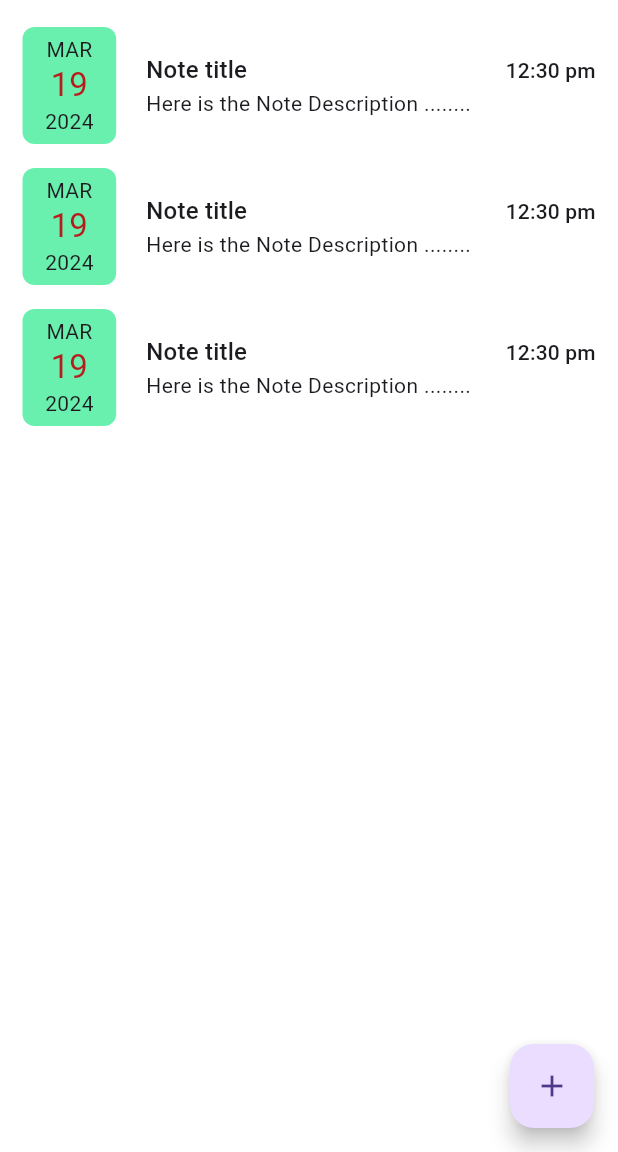
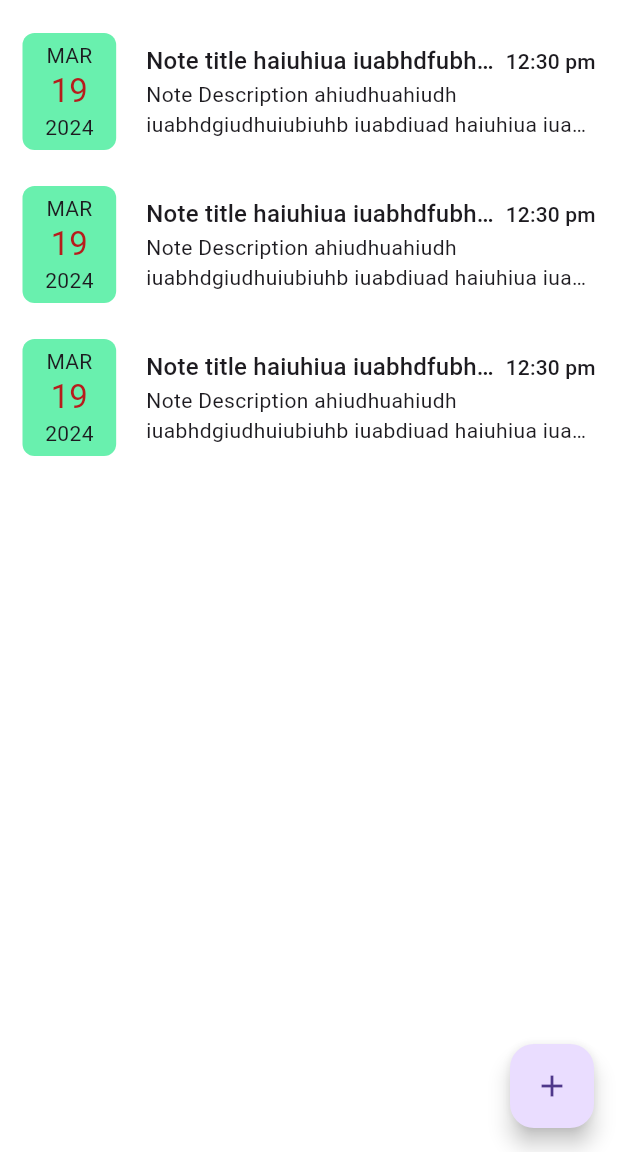
Before and after one commit to mahdi-islam-pranto/Daily-Note-Taker, a Flutter app: the screen it shows after launch, on a phone screen of 412 x 824 dp, the part 84-1236 px from its top. Run offline on Flutter 3.47's test engine with Material 3 defaults, Android fonts, the phone set to English and light mode, and no system bars.

Commit message:
added more ui changes

```diff
--- a/lib/components/note_item.dart
+++ b/lib/components/note_item.dart
@@ -6,7 +6,7 @@ class NoteItem extends StatelessWidget {
   @override
   Widget build(BuildContext context) {
     return Container(
-      padding: const EdgeInsets.symmetric(vertical: 3),
+      margin: const EdgeInsets.symmetric(vertical: 7),
       child: Row(children: [
         //calander date
         Container(
@@ -42,9 +42,13 @@ class NoteItem extends StatelessWidget {
               Row(
                 mainAxisAlignment: MainAxisAlignment.spaceBetween,
                 children: [
-                  Text(
-                    "Note title",
-                    style: Theme.of(context).textTheme.titleMedium,
+                  Expanded(
+                    child: Text(
+                      "Note title haiuhiua iuabhdfubhaiufb oiahfiuahiuf",
+                      style: Theme.of(context).textTheme.titleMedium,
+                      maxLines: 1,
+                      overflow: TextOverflow.ellipsis,
+                    ),
                   ),
                   Text(
                     "12:30 pm",
@@ -52,7 +56,11 @@ class NoteItem extends StatelessWidget {
                   )
                 ],
               ),
-              const Text("Here is the Note Description ........")
+              const Text(
+                "Note Description ahiudhuahiudh iuabhdgiudhuiubiuhb iuabdiuad haiuhiua iuabhdfubhaiufb oiahfiuahiuf",
+                maxLines: 2,
+                overflow: TextOverflow.ellipsis,
+              )
             ],
           ),
         ),
```
